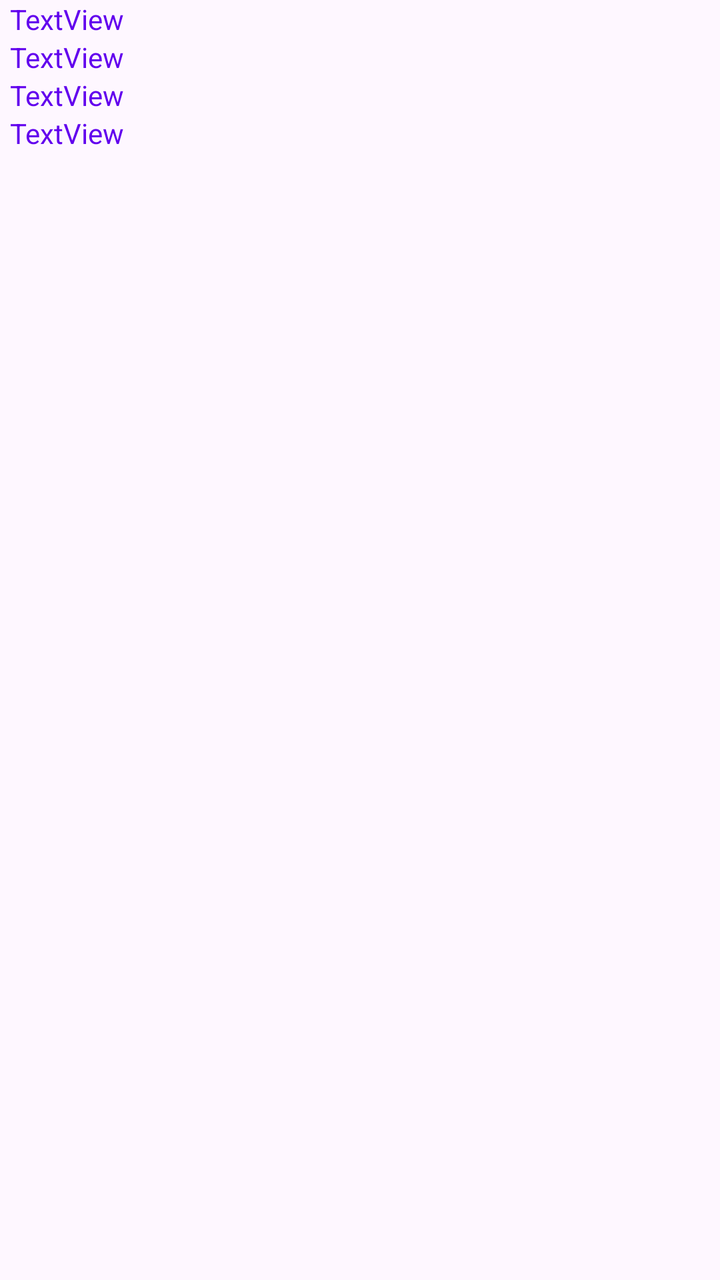
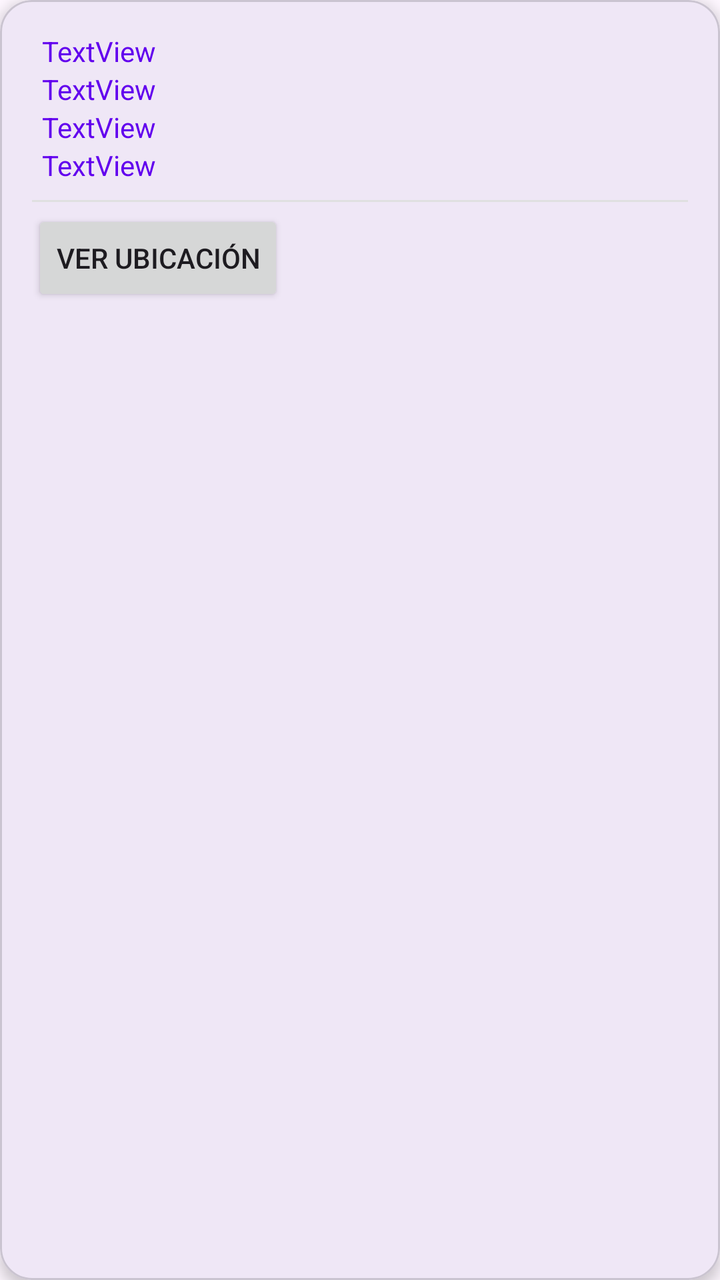

Before-and-after screenshots of an Android layout around one commit, followed by the original layout XML and the change that was made.
<!-- AndroidManifest.xml: application theme Theme.App_PadresPrimerizos -->
<!-- res/layout/item_servicio.xml -->
<?xml version="1.0" encoding="utf-8"?>
<LinearLayout xmlns:android="http://schemas.android.com/apk/res/android"
    android:layout_width="match_parent"
    android:orientation="vertical"
    android:layout_height="wrap_content">

    <TextView
        android:id="@+id/nombreListView"
        android:layout_width="match_parent"
        android:layout_height="wrap_content"
        android:textColor="@color/design_default_color_primary"
        android:layout_marginLeft="5dp"
        android:text="TextView" />

    <TextView
        android:id="@+id/tipoListView"
        android:layout_width="match_parent"
        android:layout_height="wrap_content"
        android:textColor="@color/design_default_color_primary"
        android:layout_marginLeft="5dp"
        android:text="TextView" />

    <TextView
        android:id="@+id/ubicacionListView"
        android:layout_width="match_parent"
        android:layout_height="wrap_content"
        android:textColor="@color/design_default_color_primary"
        android:layout_marginLeft="5dp"
        android:text="TextView" />

    <TextView
        android:id="@+id/horarioListView"
        android:layout_width="match_parent"
        android:layout_height="wrap_content"
        android:textColor="@color/design_default_color_primary"
        android:layout_marginLeft="5dp"
        android:text="TextView" />

</LinearLayout>
<!-- resources referenced by this layout -->
<resources>
  <style name="Theme.App_PadresPrimerizos" parent="Theme.Material3.Light.NoActionBar" />
</resources>

<!-- the commit's change to res/layout/item_servicio.xml (unified diff, before → after) -->
@@ -1,39 +1,66 @@
-<?xml version="1.0" encoding="utf-8"?>
-<LinearLayout xmlns:android="http://schemas.android.com/apk/res/android"
+<com.google.android.material.card.MaterialCardView
+    xmlns:android="http://schemas.android.com/apk/res/android"
+    xmlns:app="http://schemas.android.com/apk/res-auto"
     android:layout_width="match_parent"
-    android:orientation="vertical"
-    android:layout_height="wrap_content">
+    android:layout_height="wrap_content"
+    android:layout_margin="8dp"
+    app:cardCornerRadius="16dp"
+    app:cardElevation="4dp">
 
-    <TextView
-        android:id="@+id/nombreListView"
+    <LinearLayout
         android:layout_width="match_parent"
         android:layout_height="wrap_content"
-        android:textColor="@color/design_default_color_primary"
-        android:layout_marginLeft="5dp"
-        android:text="TextView" />
+        android:orientation="vertical"
+        android:padding="16dp">
 
-    <TextView
-        android:id="@+id/tipoListView"
-        android:layout_width="match_parent"
-        android:layout_height="wrap_content"
-        android:textColor="@color/design_default_color_primary"
-        android:layout_marginLeft="5dp"
-        android:text="TextView" />
 
-    <TextView
-        android:id="@+id/ubicacionListView"
-        android:layout_width="match_parent"
-        android:layout_height="wrap_content"
-        android:textColor="@color/design_default_color_primary"
-        android:layout_marginLeft="5dp"
-        android:text="TextView" />
+        <TextView
+            android:id="@+id/nombreListView"
+            android:layout_width="match_parent"
+            android:layout_height="wrap_content"
+            android:textColor="@color/design_default_color_primary"
+            android:layout_marginLeft="5dp"
+            android:text="TextView"
+            android:textSize="14sp"/>
 
-    <TextView
-        android:id="@+id/horarioListView"
-        android:layout_width="match_parent"
-        android:layout_height="wrap_content"
-        android:textColor="@color/design_default_color_primary"
-        android:layout_marginLeft="5dp"
-        android:text="TextView" />
+        <TextView
+            android:id="@+id/tipoListView"
+            android:layout_width="match_parent"
+            android:layout_height="wrap_content"
+            android:textColor="@color/design_default_color_primary"
+            android:layout_marginLeft="5dp"
+            android:text="TextView" />
 
-</LinearLayout>
+        <TextView
+            android:id="@+id/ubicacionListView"
+            android:layout_width="match_parent"
+            android:layout_height="wrap_content"
+            android:textColor="@color/design_default_color_primary"
+            android:layout_marginLeft="5dp"
+            android:text="TextView" />
+
+        <TextView
+            android:id="@+id/horarioListView"
+            android:layout_width="match_parent"
+            android:layout_height="wrap_content"
+            android:textColor="@color/design_default_color_primary"
+            android:layout_marginLeft="5dp"
+            android:text="TextView" />
+
+        <View
+            android:layout_width="match_parent"
+            android:layout_height="1dp"
+            android:layout_marginTop="8dp"
+            android:layout_marginBottom="4dp"
+            android:background="#E0E0E0" />
+
+        <Button
+            android:id="@+id/btnVerUbicacion"
+            android:layout_width="wrap_content"
+            android:layout_height="wrap_content"
+            android:text="Ver ubicación"
+            android:focusable="false" />
+
+    </LinearLayout>
+
+</com.google.android.material.card.MaterialCardView>
